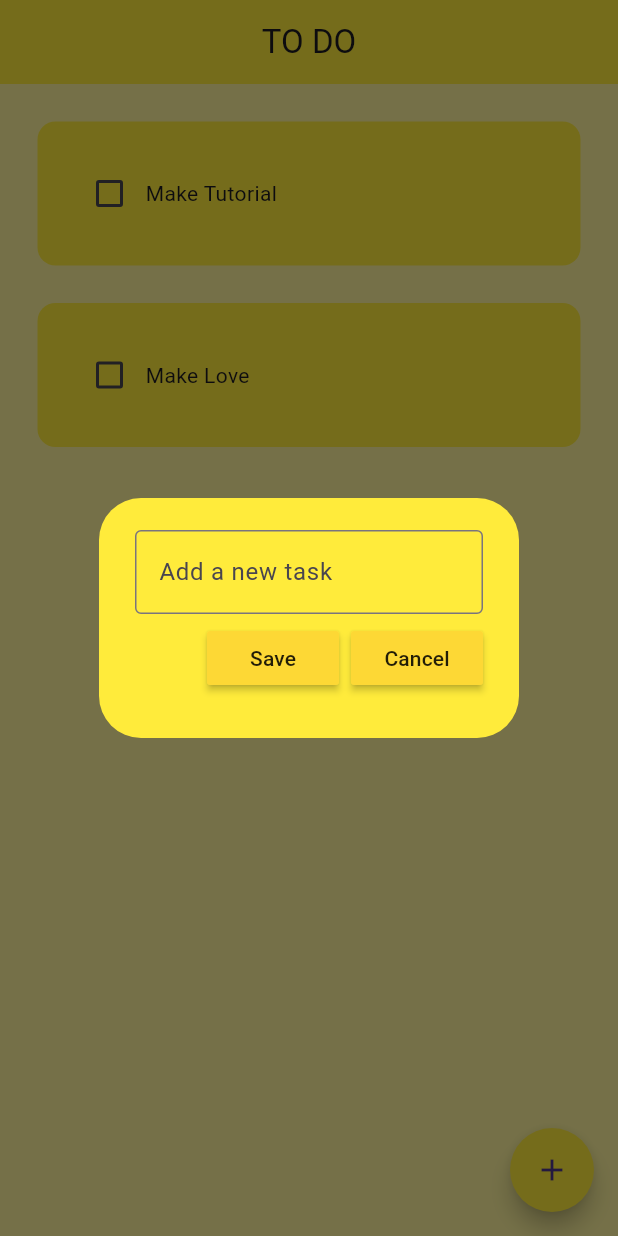
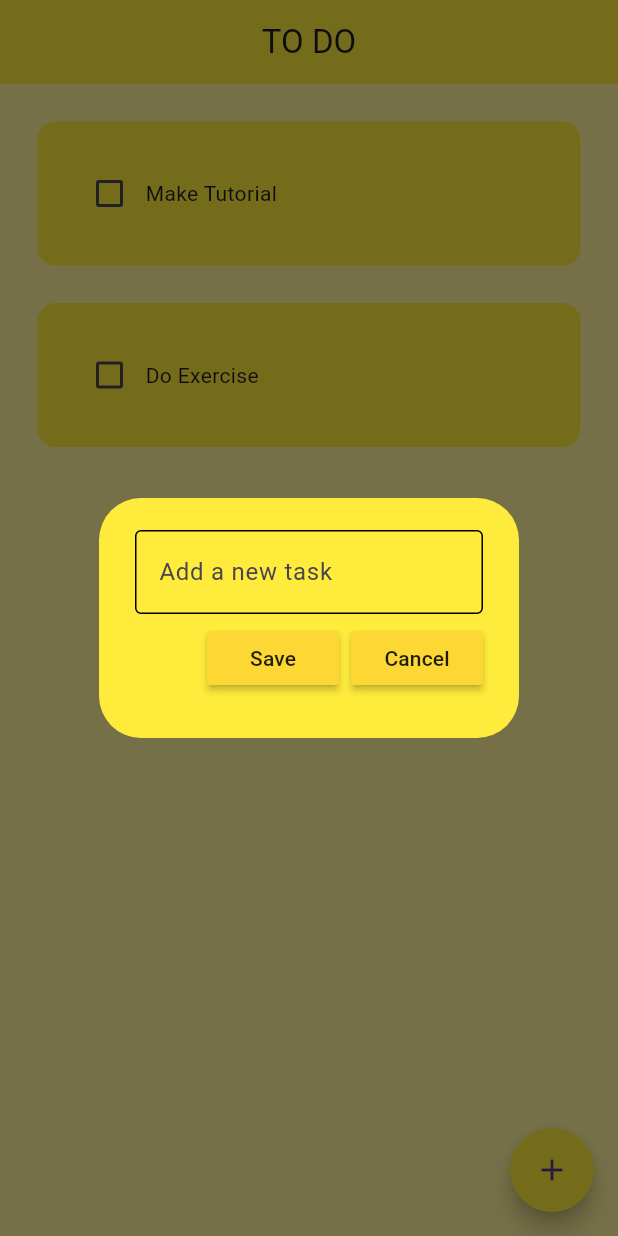
Before and after one commit to ianokt0/todo_list_app, a Flutter app: the screen it shows after launch, after a tap on the "add" icon, on a phone screen of 412 x 824 dp. Run offline on Flutter 3.47's test engine with Material 3 defaults, Android fonts, the phone set to English and light mode, and no system bars; drawn by our look-alikes of flutter_slidable; our stand-ins replace hive_flutter; accounts and stored records are empty.

Commit message:
update 24 july 2024

```diff
--- a/lib/components/dialog_box.dart
+++ b/lib/components/dialog_box.dart
@@ -29,6 +29,11 @@ class DialogBox extends StatelessWidget {
               decoration: InputDecoration(
                 border: OutlineInputBorder(),
                 hintText: "Add a new task",
+                enabledBorder: OutlineInputBorder(
+                  borderSide: BorderSide(color: Colors.black),
+                ),
+                focusedBorder: OutlineInputBorder(
+                    borderSide: BorderSide(color: Colors.orange)),
               ),
             ),
 
--- /dev/null
+++ b/lib/data/database.dart
@@ -0,0 +1,26 @@
+import 'package:hive_flutter/hive_flutter.dart';
+
+class ToDoDataBase {
+  List toDoList = [];
+
+  // reference our box
+  final _myBox = Hive.box('mybox');
+
+  // run this method if this is firt time ever opening this app
+  void createInitialData() {
+    toDoList = [
+      ["Make Tutorial", false],
+      ["Do Exercise", false]
+    ];
+  }
+
+  // load the data from database
+  void loadData() {
+    toDoList = _myBox.get("TODOLIST");
+  }
+
+  // update the database
+  void updateDataBase() {
+    _myBox.put("TODOLIST", toDoList);
+  }
+}
--- a/lib/main.dart
+++ b/lib/main.dart
@@ -2,8 +2,15 @@
 
 import 'package:flutter/material.dart';
 import 'package:flutter_course/pages/home_page.dart';
+import 'package:hive_flutter/hive_flutter.dart';
 
-void main() {
+void main() async {
+  // init the hive
+  await Hive.initFlutter();
+
+  // open the box
+  var box = await Hive.openBox('mybox');
+
   runApp(const MyApp());
 }
 
--- a/lib/pages/home_page.dart
+++ b/lib/pages/home_page.dart
@@ -1,6 +1,8 @@
 import 'package:flutter/material.dart';
 import 'package:flutter_course/components/dialog_box.dart';
+import 'package:flutter_course/data/database.dart';
 import 'package:flutter_course/utils/todo_tile.dart';
+import 'package:hive_flutter/hive_flutter.dart';
 
 class HomePage extends StatefulWidget {
   const HomePage({super.key});
@@ -10,28 +12,41 @@ class HomePage extends StatefulWidget {
 }
 
 class _HomePageState extends State<HomePage> {
+  // reference the box
+  final _myBox = Hive.box('mybox');
+  ToDoDataBase db = ToDoDataBase();
+
+  @override
+  void initState() {
+    // if this is the 1st time ever openin the app, then create default data
+    if (_myBox.get("TODOLIST") == null) {
+      db.createInitialData();
+    } else {
+      // there already exists data
+      db.loadData();
+    }
+    super.initState();
+  }
+
   // text controller
   final _controller = TextEditingController();
-  // list of todo tasks
-  List toDoList = [
-    ["Make Tutorial", false],
-    ["Make Love", false],
-  ];
 
   // checkbox was tapped
   void checkBoxChanged(bool? value, index) {
     setState(() {
-      toDoList[index][1] = !toDoList[index][1];
+      db.toDoList[index][1] = !db.toDoList[index][1];
     });
+    db.updateDataBase();
   }
 
   // save new task
   void saveNewTask() {
     setState(() {
-      toDoList.add([_controller.text, false]);
+      db.toDoList.add([_controller.text, false]);
       _controller.clear();
     });
     Navigator.of(context).pop();
+    db.updateDataBase();
   }
 
   // create new task
@@ -50,10 +65,10 @@ class _HomePageState extends State<HomePage> {
   // delete task
   void deleteTask(int index) {
     setState(() {
-      toDoList.removeAt(index);
+      db.toDoList.removeAt(index);
     });
+    db.updateDataBase();
   }
-  // 1:41:28
 
   @override
   Widget build(BuildContext context) {
@@ -72,11 +87,11 @@ class _HomePageState extends State<HomePage> {
         onPressed: createNewTask,
       ),
       body: ListView.builder(
-        itemCount: toDoList.length,
+        itemCount: db.toDoList.length,
         itemBuilder: (context, index) {
           return ToDoTile(
-            taskName: toDoList[index][0],
-            taskCompleted: toDoList[index][1],
+            taskName: db.toDoList[index][0],
+            taskCompleted: db.toDoList[index][1],
             onChanged: (value) => checkBoxChanged(value, index),
             deleteFunction: (context) => deleteTask(index),
           );
--- a/lib/utils/todo_tile.dart
+++ b/lib/utils/todo_tile.dart
@@ -29,6 +29,7 @@ class ToDoTile extends StatelessWidget {
               onPressed: deleteFunction,
               icon: Icons.delete,
               backgroundColor: Colors.red.shade300,
+              borderRadius: BorderRadius.circular(12),
             )
           ],
         ),
--- a/pubspec.yaml
+++ b/pubspec.yaml
@@ -30,6 +30,9 @@ environment:
 dependencies:
   flutter:
     sdk: flutter
+  path_provider: ^2.0.11
+  hive: ^2.2.3
+  hive_flutter: ^1.1.0
 
   # The following adds the Cupertino Icons font to your application.
   # Use with the CupertinoIcons class for iOS style icons.
@@ -39,6 +42,8 @@ dependencies:
 dev_dependencies:
   flutter_test:
     sdk: flutter
+  hive_generator: ^1.1.3
+  build_runner: ^2.1.11
 
   # The "flutter_lints" package below contains a set of recommended lints to
   # encourage good coding practices. The lint set provided by the package is
```
Also changed, not shown: pubspec.lock, 7 other files.
